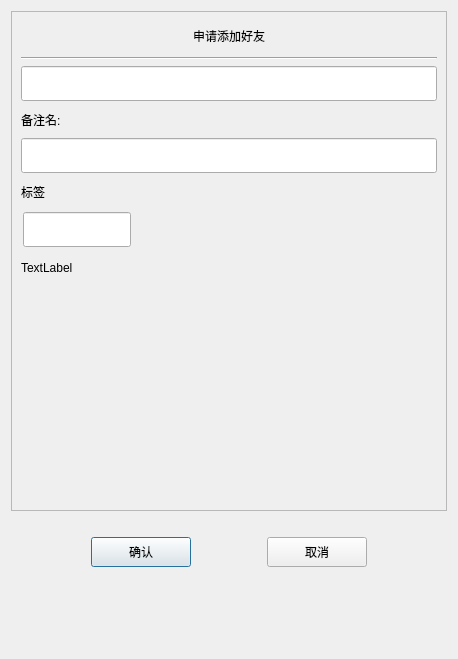
Old version of the form authenfriend.ui in the repository YRDF/7-chat.
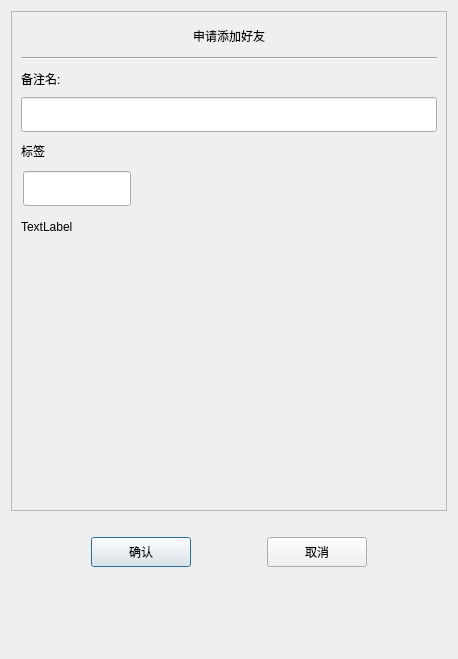
New version of the form. Custom widgets are drawn as their Qt base class.

```diff
--- a/authenfriend.ui
+++ b/authenfriend.ui
@@ -79,22 +79,6 @@
             </property>
            </widget>
           </item>
-          <item>
-           <widget class="CustomizeEdit" name="name_ed">
-            <property name="minimumSize">
-             <size>
-              <width>0</width>
-              <height>35</height>
-             </size>
-            </property>
-            <property name="maximumSize">
-             <size>
-              <width>16777215</width>
-              <height>35</height>
-             </size>
-            </property>
-           </widget>
-          </item>
           <item>
            <widget class="QLabel" name="label_2">
             <property name="minimumSize">
```
